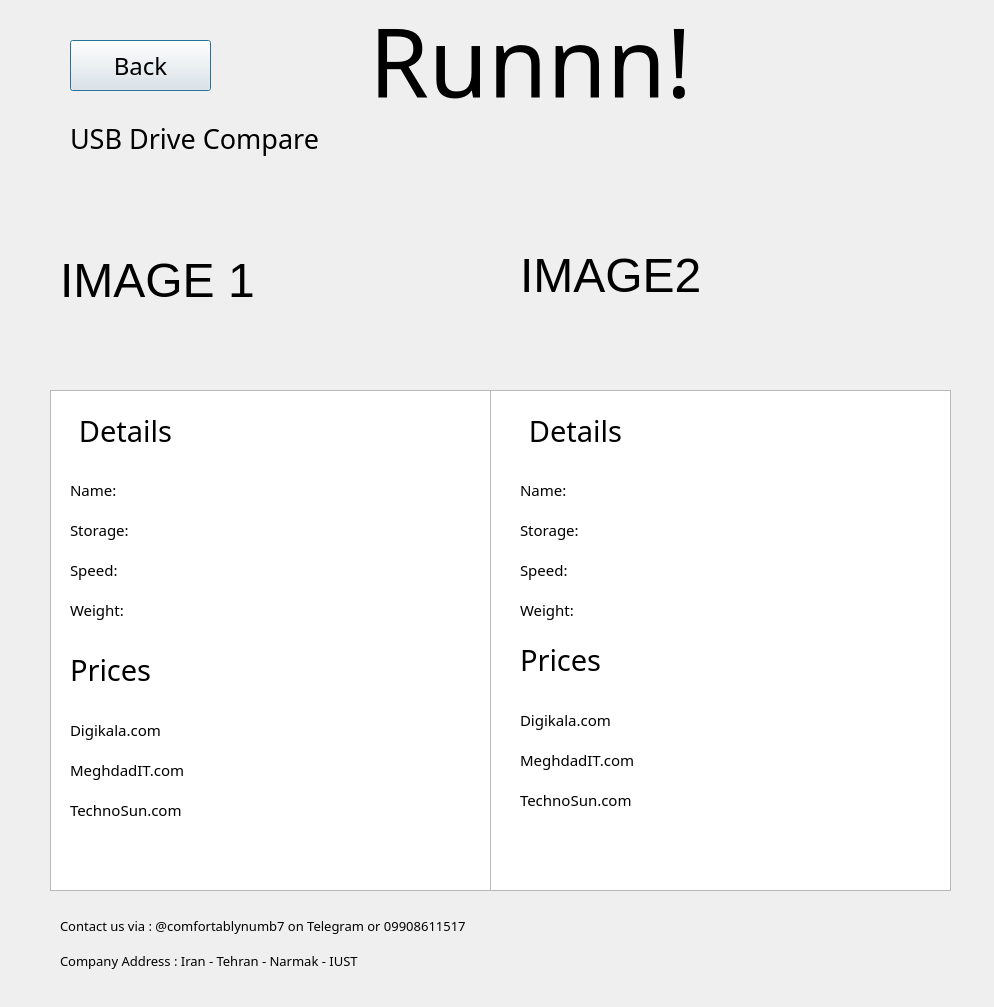
Before: the Qt Designer form Final Presentatiosn/USBComparePageFinal.ui in Mhrshd-fllh/AP_Project4012, drawn with Qt 5.
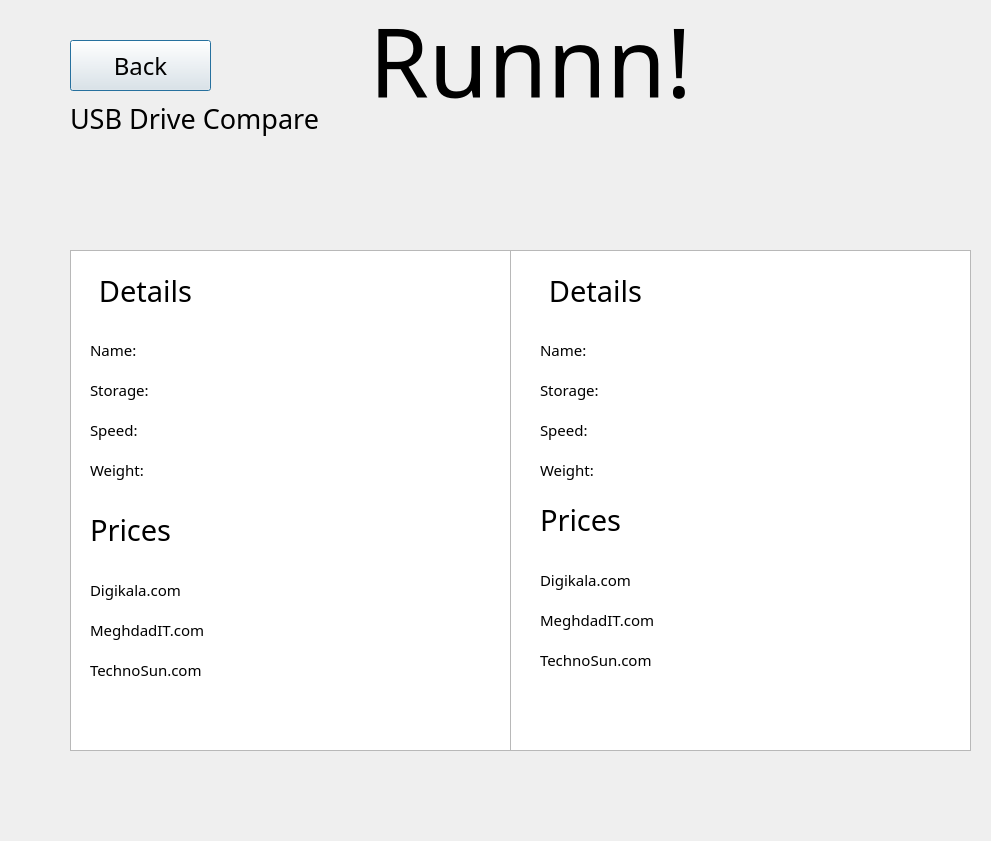
After: the same form once the commit is applied.

Commit message: Finsihing Compare Page

```diff
--- a/Final Presentatiosn/USBComparePageFinal.ui
+++ b/Final Presentatiosn/USBComparePageFinal.ui
@@ -6,8 +6,8 @@
    <rect>
     <x>0</x>
     <y>0</y>
-    <width>994</width>
-    <height>1007</height>
+    <width>991</width>
+    <height>841</height>
    </rect>
   </property>
   <property name="windowTitle">
@@ -16,10 +16,10 @@
   <widget class="QLabel" name="Image1">
    <property name="geometry">
     <rect>
-     <x>60</x>
-     <y>175</y>
-     <width>441</width>
-     <height>211</height>
+     <x>200</x>
+     <y>140</y>
+     <width>100</width>
+     <height>100</height>
     </rect>
    </property>
    <property name="font">
@@ -28,16 +28,19 @@
     </font>
    </property>
    <property name="text">
-    <string>IMAGE 1</string>
+    <string/>
+   </property>
+   <property name="scaledContents">
+    <bool>true</bool>
    </property>
   </widget>
   <widget class="QLabel" name="Image2">
    <property name="geometry">
     <rect>
-     <x>520</x>
-     <y>170</y>
-     <width>441</width>
-     <height>211</height>
+     <x>670</x>
+     <y>130</y>
+     <width>100</width>
+     <height>100</height>
     </rect>
    </property>
    <property name="font">
@@ -46,26 +49,10 @@
     </font>
    </property>
    <property name="text">
-    <string>IMAGE2</string>
+    <string/>
    </property>
-  </widget>
-  <widget class="QLabel" name="label_4">
-   <property name="geometry">
-    <rect>
-     <x>60</x>
-     <y>910</y>
-     <width>741</width>
-     <height>101</height>
-    </rect>
-   </property>
-   <property name="font">
-    <font>
-     <family>Cooper Black</family>
-     <pointsize>10</pointsize>
-    </font>
-   </property>
-   <property name="text">
-    <string>Company Address : Iran - Tehran - Narmak - IUST </string>
+   <property name="scaledContents">
+    <bool>true</bool>
    </property>
   </widget>
   <widget class="QPushButton" name="BackButton">
@@ -87,25 +74,6 @@
     <string>Back</string>
    </property>
   </widget>
-  <widget class="QLabel" name="label_3">
-   <property name="geometry">
-    <rect>
-     <x>60</x>
-     <y>900</y>
-     <width>761</width>
-     <height>51</height>
-    </rect>
-   </property>
-   <property name="font">
-    <font>
-     <family>Cooper Black</family>
-     <pointsize>10</pointsize>
-    </font>
-   </property>
-   <property name="text">
-    <string>Contact us via : @comfortablynumb7 on Telegram or 09908611517                                                                                          </string>
-   </property>
-  </widget>
   <widget class="QLabel" name="label_2">
    <property name="geometry">
     <rect>
@@ -171,7 +139,7 @@
    <property name="geometry">
     <rect>
      <x>70</x>
-     <y>120</y>
+     <y>100</y>
      <width>471</width>
      <height>71</height>
     </rect>
@@ -194,8 +162,8 @@
   <widget class="QColumnView" name="columnView_2">
    <property name="geometry">
     <rect>
-     <x>490</x>
-     <y>390</y>
+     <x>510</x>
+     <y>250</y>
      <width>461</width>
      <height>501</height>
     </rect>
@@ -204,8 +172,8 @@
   <widget class="QColumnView" name="columnView1">
    <property name="geometry">
     <rect>
-     <x>50</x>
-     <y>390</y>
+     <x>70</x>
+     <y>250</y>
      <width>441</width>
      <height>501</height>
     </rect>
@@ -214,8 +182,8 @@
   <widget class="QLabel" name="Name_Label">
    <property name="geometry">
     <rect>
-     <x>190</x>
-     <y>470</y>
+     <x>210</x>
+     <y>330</y>
      <width>200</width>
      <height>40</height>
     </rect>
@@ -236,8 +204,8 @@
   <widget class="QLabel" name="Details">
    <property name="geometry">
     <rect>
-     <x>60</x>
-     <y>400</y>
+     <x>80</x>
+     <y>260</y>
      <width>131</width>
      <height>61</height>
     </rect>
@@ -260,8 +228,8 @@
   <widget class="QLabel" name="Speed_Label">
    <property name="geometry">
     <rect>
-     <x>190</x>
-     <y>550</y>
+     <x>210</x>
+     <y>410</y>
      <width>200</width>
      <height>40</height>
     </rect>
@@ -282,8 +250,8 @@
   <widget class="QLabel" name="Storage">
    <property name="geometry">
     <rect>
-     <x>70</x>
-     <y>510</y>
+     <x>90</x>
+     <y>370</y>
      <width>111</width>
      <height>40</height>
     </rect>
@@ -303,8 +271,8 @@
   <widget class="QLabel" name="Storage_Label">
    <property name="geometry">
     <rect>
-     <x>190</x>
-     <y>510</y>
+     <x>210</x>
+     <y>370</y>
      <width>200</width>
      <height>40</height>
     </rect>
@@ -325,8 +293,8 @@
   <widget class="QLabel" name="Name">
    <property name="geometry">
     <rect>
-     <x>70</x>
-     <y>470</y>
+     <x>90</x>
+     <y>330</y>
      <width>80</width>
      <height>40</height>
     </rect>
@@ -346,8 +314,8 @@
   <widget class="QLabel" name="Speed">
    <property name="geometry">
     <rect>
-     <x>70</x>
-     <y>550</y>
+     <x>90</x>
+     <y>410</y>
      <width>121</width>
      <height>40</height>
     </rect>
@@ -367,8 +335,8 @@
   <widget class="QLabel" name="Version">
    <property name="geometry">
     <rect>
-     <x>70</x>
-     <y>590</y>
+     <x>90</x>
+     <y>450</y>
      <width>121</width>
      <height>40</height>
     </rect>
@@ -388,8 +356,8 @@
   <widget class="QLabel" name="Version_Label">
    <property name="geometry">
     <rect>
-     <x>190</x>
-     <y>590</y>
+     <x>210</x>
+     <y>450</y>
      <width>200</width>
      <height>40</height>
     </rect>
@@ -410,8 +378,8 @@
   <widget class="QLabel" name="Name_Label_2">
    <property name="geometry">
     <rect>
-     <x>640</x>
-     <y>470</y>
+     <x>660</x>
+     <y>330</y>
      <width>200</width>
      <height>40</height>
     </rect>
@@ -432,8 +400,8 @@
   <widget class="QLabel" name="Details_2">
    <property name="geometry">
     <rect>
-     <x>510</x>
-     <y>400</y>
+     <x>530</x>
+     <y>260</y>
      <width>131</width>
      <height>61</height>
     </rect>
@@ -456,8 +424,8 @@
   <widget class="QLabel" name="Speed_Label_2">
    <property name="geometry">
     <rect>
-     <x>640</x>
-     <y>550</y>
+     <x>660</x>
+     <y>410</y>
      <width>200</width>
      <height>40</height>
     </rect>
@@ -478,8 +446,8 @@
   <widget class="QLabel" name="Storage_2">
    <property name="geometry">
     <rect>
-     <x>520</x>
-     <y>510</y>
+     <x>540</x>
+     <y>370</y>
      <width>111</width>
      <height>40</height>
     </rect>
@@ -499,8 +467,8 @@
   <widget class="QLabel" name="Storage_Label_2">
    <property name="geometry">
     <rect>
-     <x>640</x>
-     <y>510</y>
+     <x>660</x>
+     <y>370</y>
      <width>200</width>
      <height>40</height>
     </rect>
@@ -521,8 +489,8 @@
   <widget class="QLabel" name="Name_2">
    <property name="geometry">
     <rect>
-     <x>520</x>
-     <y>470</y>
+     <x>540</x>
+     <y>330</y>
      <width>80</width>
      <height>40</height>
     </rect>
@@ -542,8 +510,8 @@
   <widget class="QLabel" name="Speed_2">
    <property name="geometry">
     <rect>
-     <x>520</x>
-     <y>550</y>
+     <x>540</x>
+     <y>410</y>
      <width>121</width>
      <height>40</height>
     </rect>
@@ -563,8 +531,8 @@
   <widget class="QLabel" name="Version_2">
    <property name="geometry">
     <rect>
-     <x>520</x>
-     <y>590</y>
+     <x>540</x>
+     <y>450</y>
      <width>121</width>
      <height>40</height>
     </rect>
@@ -584,8 +552,8 @@
   <widget class="QLabel" name="Version_Label_2">
    <property name="geometry">
     <rect>
-     <x>640</x>
-     <y>590</y>
+     <x>660</x>
+     <y>450</y>
      <width>200</width>
      <height>40</height>
     </rect>
@@ -606,8 +574,8 @@
   <widget class="QLabel" name="DigiKala_Label">
    <property name="geometry">
     <rect>
-     <x>240</x>
-     <y>710</y>
+     <x>260</x>
+     <y>570</y>
      <width>200</width>
      <height>40</height>
     </rect>
@@ -625,8 +593,8 @@
   <widget class="QLabel" name="TechnoLife">
    <property name="geometry">
     <rect>
-     <x>70</x>
-     <y>790</y>
+     <x>90</x>
+     <y>650</y>
      <width>170</width>
      <height>40</height>
     </rect>
@@ -644,8 +612,8 @@
   <widget class="QLabel" name="MeghdadITLabel">
    <property name="geometry">
     <rect>
-     <x>240</x>
-     <y>750</y>
+     <x>260</x>
+     <y>610</y>
      <width>200</width>
      <height>40</height>
     </rect>
@@ -663,8 +631,8 @@
   <widget class="QLabel" name="TechnoSun_Label">
    <property name="geometry">
     <rect>
-     <x>240</x>
-     <y>790</y>
+     <x>260</x>
+     <y>650</y>
      <width>200</width>
      <height>40</height>
     </rect>
@@ -682,8 +650,8 @@
   <widget class="QLabel" name="DigiKala">
    <property name="geometry">
     <rect>
-     <x>70</x>
-     <y>710</y>
+     <x>90</x>
+     <y>570</y>
      <width>170</width>
      <height>40</height>
     </rect>
@@ -701,8 +669,8 @@
   <widget class="QLabel" name="Prices">
    <property name="geometry">
     <rect>
-     <x>70</x>
-     <y>650</y>
+     <x>90</x>
+     <y>510</y>
      <width>121</width>
      <height>40</height>
     </rect>
@@ -720,8 +688,8 @@
   <widget class="QLabel" name="MeghdadIT">
    <property name="geometry">
     <rect>
-     <x>70</x>
-     <y>750</y>
+     <x>90</x>
+     <y>610</y>
      <width>170</width>
      <height>40</height>
     </rect>
@@ -739,8 +707,8 @@
   <widget class="QLabel" name="DigiKala_Label_2">
    <property name="geometry">
     <rect>
-     <x>690</x>
-     <y>700</y>
+     <x>710</x>
+     <y>560</y>
      <width>200</width>
      <height>40</height>
     </rect>
@@ -758,8 +726,8 @@
   <widget class="QLabel" name="TechnoLife_2">
    <property name="geometry">
     <rect>
-     <x>520</x>
-     <y>780</y>
+     <x>540</x>
+     <y>640</y>
      <width>170</width>
      <height>40</height>
     </rect>
@@ -777,8 +745,8 @@
   <widget class="QLabel" name="MeghdadITLabel_2">
    <property name="geometry">
     <rect>
-     <x>690</x>
-     <y>740</y>
+     <x>710</x>
+     <y>600</y>
      <width>200</width>
      <height>40</height>
     </rect>
@@ -796,8 +764,8 @@
   <widget class="QLabel" name="TechnoSun_Label_2">
    <property name="geometry">
     <rect>
-     <x>690</x>
-     <y>780</y>
+     <x>710</x>
+     <y>640</y>
      <width>200</width>
      <height>40</height>
     </rect>
@@ -815,8 +783,8 @@
   <widget class="QLabel" name="DigiKala_2">
    <property name="geometry">
     <rect>
-     <x>520</x>
-     <y>700</y>
+     <x>540</x>
+     <y>560</y>
      <width>170</width>
      <height>40</height>
     </rect>
@@ -834,8 +802,8 @@
   <widget class="QLabel" name="Prices_2">
    <property name="geometry">
     <rect>
-     <x>520</x>
-     <y>640</y>
+     <x>540</x>
+     <y>500</y>
      <width>121</width>
      <height>40</height>
     </rect>
@@ -853,8 +821,8 @@
   <widget class="QLabel" name="MeghdadIT_2">
    <property name="geometry">
     <rect>
-     <x>520</x>
-     <y>740</y>
+     <x>540</x>
+     <y>600</y>
      <width>170</width>
      <height>40</height>
     </rect>
```
The commit also changes 6 other files.
